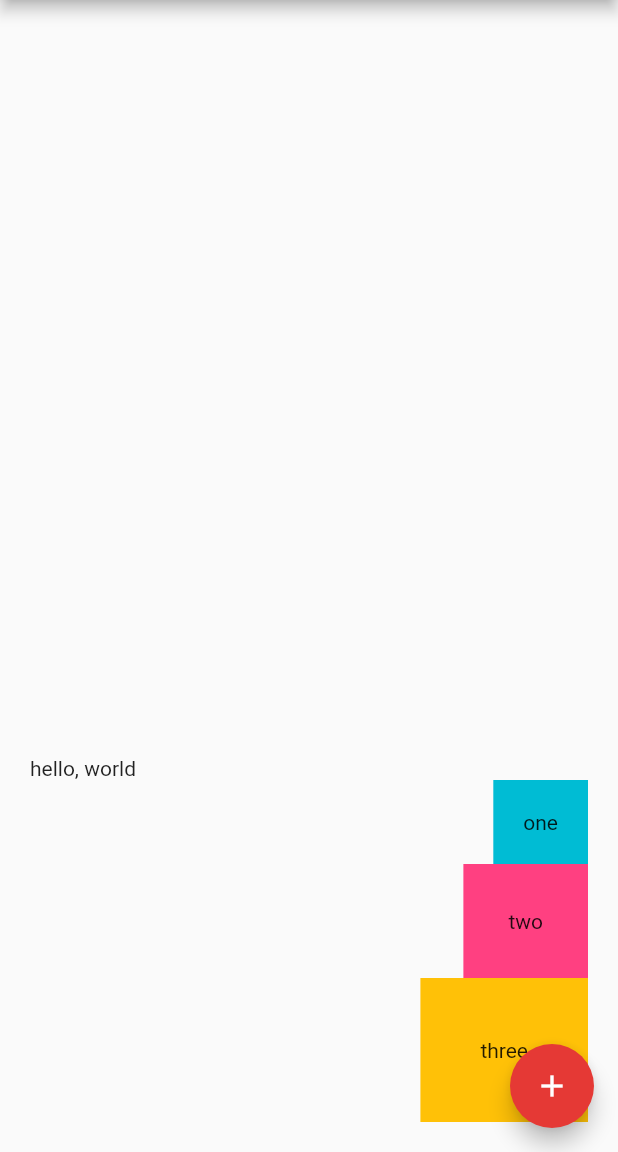
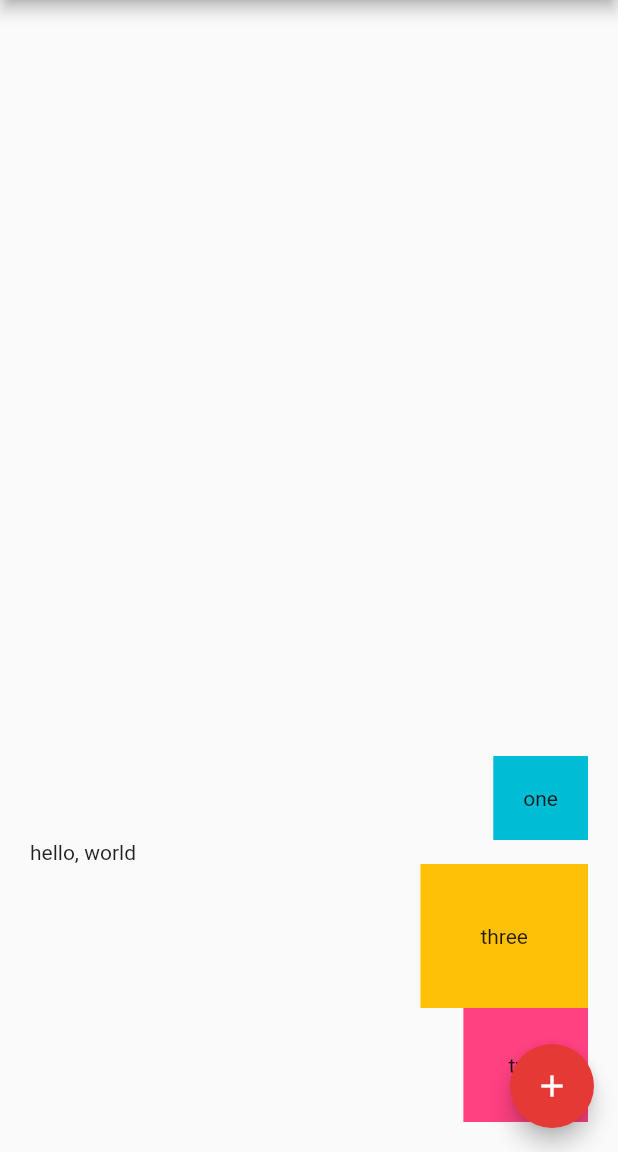
Before and after one commit to Ravshan1Uz/flutter_samples, a Flutter app: the screen it shows after launch, on a phone screen of 412 x 824 dp, the part 84-1236 px from its top. Run offline on Flutter 3.47's test engine with Material 2 defaults, Android fonts, the phone set to English and light mode, and no system bars.

Commit message:
first lesson

```diff
--- a/lib/main.dart
+++ b/lib/main.dart
@@ -21,6 +21,11 @@ class Home extends StatelessWidget {
           mainAxisAlignment: MainAxisAlignment.end,
           crossAxisAlignment: CrossAxisAlignment.end  ,
           children: [
+            Container(
+              padding: EdgeInsets.all(20.0),
+              color: Colors.cyan,
+              child: Text('one'),
+            ),
             Row(
               children: <Widget> [
                 Text('hello,'),
@@ -28,19 +33,14 @@ class Home extends StatelessWidget {
               ],
             ),
             Container(
-              padding: EdgeInsets.all(20.0),
-              color: Colors.cyan,
-              child: Text('one'),
+              padding: EdgeInsets.all(40.0),
+              color: Colors.amber,
+              child: Text('three'),
             ),
             Container(
               padding: EdgeInsets.all(30.0),
               color: Colors.pinkAccent,
               child: Text('two'),
-            ),
-            Container(
-              padding: EdgeInsets.all(40.0),
-              color: Colors.amber,
-              child: Text('three'),
             ),
           ],
         ),
```
